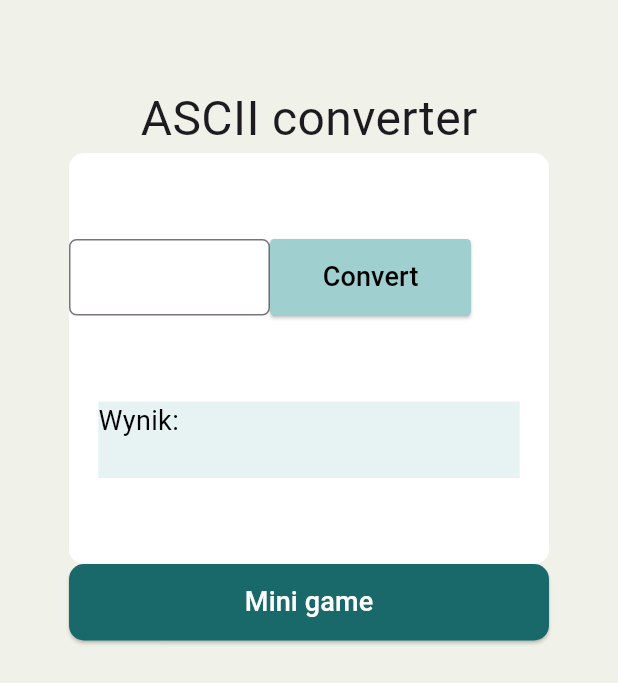
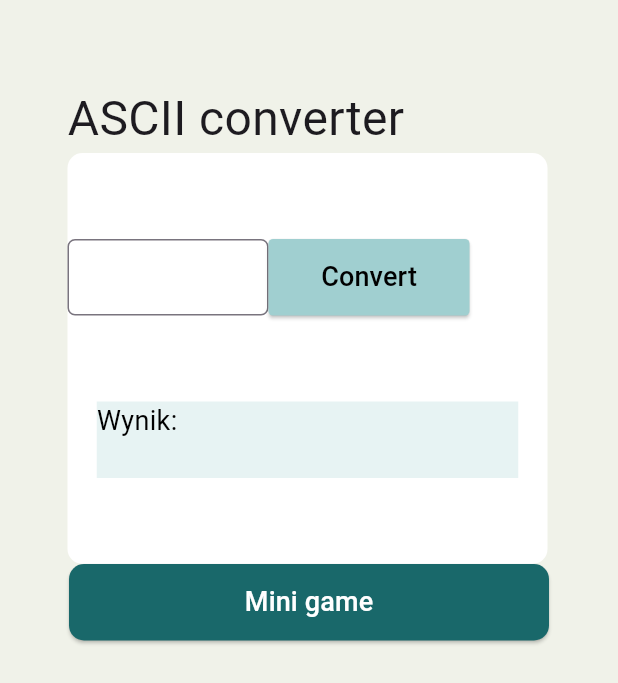
Before and after one commit to majatkaczyk/PIM, a Flutter app: the screen it shows after launch, on a phone screen of 412 x 824 dp. Shown: the top 683 px of the screen. Run offline on Flutter 3.47's test engine with Material 3 defaults, Android fonts, the light colour scheme and no system bars.

Commit message:
text align left

```diff
--- a/Flutter/lib/main.dart
+++ b/Flutter/lib/main.dart
@@ -5,7 +5,7 @@ void main() {
 }
 
 class MyApp extends StatelessWidget {
-  const MyApp({Key? key});
+  const MyApp({super.key, Key? ke});
 
   @override
   Widget build(BuildContext context) {
@@ -20,7 +20,7 @@ class MyApp extends StatelessWidget {
 }
 
 class MyHomePage extends StatefulWidget {
-  const MyHomePage({Key? key});
+  const MyHomePage({super.key, Key? ke});
 
   @override
   State<MyHomePage> createState() => _MyHomePageState();
@@ -28,7 +28,7 @@ class MyHomePage extends StatefulWidget {
 
 class _MyHomePageState extends State<MyHomePage> {
   int _selectedIndex = 0;
-  TextEditingController _asciiController = TextEditingController();
+  final TextEditingController _asciiController = TextEditingController();
   String _convertedCharacter = '';
 
   void _onItemTapped(int index) {
@@ -47,20 +47,25 @@ class _MyHomePageState extends State<MyHomePage> {
   @override
   Widget build(BuildContext context) {
     return Scaffold(
+
       appBar: AppBar(
         backgroundColor: const Color(0xFFF0F2E9),
+
       ),
-      body: SingleChildScrollView(
+      body: Padding(padding: const EdgeInsets.symmetric(horizontal: 45.0),
+      child:SingleChildScrollView(
         child: Column(
+
           mainAxisAlignment: MainAxisAlignment.center,
-          crossAxisAlignment: CrossAxisAlignment.center,
-          children: [
-            const Text(
-              "ASCII converter",
+          crossAxisAlignment: CrossAxisAlignment.start,
+
+          children: <Widget>[
+
+            const Text("ASCII converter",
               style: TextStyle(
                 fontSize: 32,
-              ),
-            ),
+              ),),
+
             Container(
               width: 320,
               height: 274,
@@ -73,7 +78,7 @@ class _MyHomePageState extends State<MyHomePage> {
                 children: [
                   Row(
                     children: [
-                      Container(
+                      SizedBox(
                           width: 134,
                           height: 51,
                           child: TextField(
@@ -90,7 +95,7 @@ class _MyHomePageState extends State<MyHomePage> {
                       ElevatedButton(
                         onPressed: _convertAsciiToCharacter,
                         style: ElevatedButton.styleFrom(
-                          primary: const Color(0xffA0CFD0),
+                          backgroundColor: const Color(0xffA0CFD0),
                           shape: RoundedRectangleBorder(
                             borderRadius: BorderRadius.circular(3),
                           ),
@@ -111,10 +116,10 @@ class _MyHomePageState extends State<MyHomePage> {
                   Container(
                     width: 281,
                     height: 51,
-                    color: Color(0xffE7F3F3),
+                    color: const Color(0xffE7F3F3),
                     child: Text(
                       'Wynik: $_convertedCharacter',
-                      style: TextStyle(
+                      style: const TextStyle(
                         fontSize: 18,
                         color: Colors.black,
 
@@ -130,7 +135,7 @@ class _MyHomePageState extends State<MyHomePage> {
                   // Działania po naciśnięciu przycisku
                 },
                 style: ElevatedButton.styleFrom(
-                  primary: const Color(0xff19686a),
+                  backgroundColor: const Color(0xff19686a),
                   shape: RoundedRectangleBorder(
                     borderRadius: BorderRadius.circular(10),
                   ),
@@ -147,7 +152,7 @@ class _MyHomePageState extends State<MyHomePage> {
             ),
           ],
         ),
-      ),
+      ),)
     );
   }
 }
```
